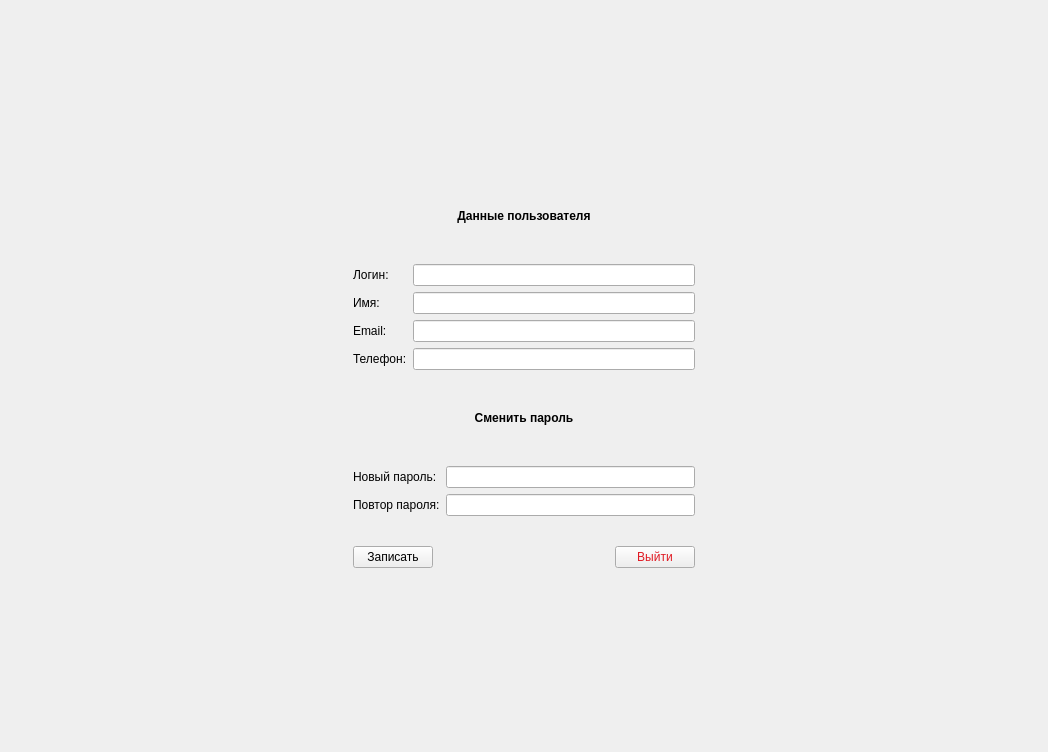
Old version of the form Shark_UI/screen_user_profile.ui in the repository YanBatytskiy/Shark_3_0_Qt.
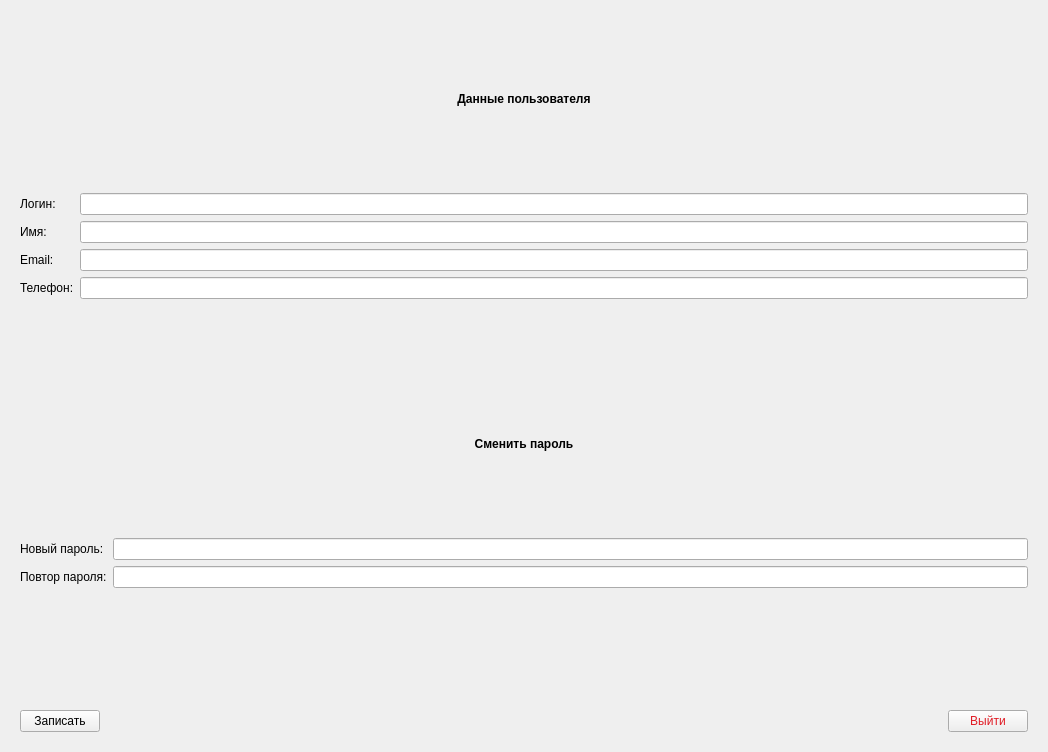
New version of the form.

What changed in the file:
```diff
--- a/Shark_UI/screen_user_profile.ui
+++ b/Shark_UI/screen_user_profile.ui
@@ -13,11 +13,15 @@
   <property name="windowTitle">
    <string>Form</string>
   </property>
+
+  <!-- ДОБАВЛЕНО: корневой лэйаут формы -->
+  <layout class="QVBoxLayout" name="rootLayout">
+   <item>
   <widget class="QWidget" name="widget" native="true">
    <property name="geometry">
     <rect>
-     <x>353</x>
-     <y>184</y>
+       <x>12</x>
+       <y>12</y>
      <width>342</width>
      <height>384</height>
     </rect>
@@ -296,6 +300,8 @@
     </item>
    </layout>
   </widget>
+   </item>
+  </layout>
  </widget>
  <resources/>
  <connections/>
```
Lines whose indentation alone changed are shown as unchanged.
